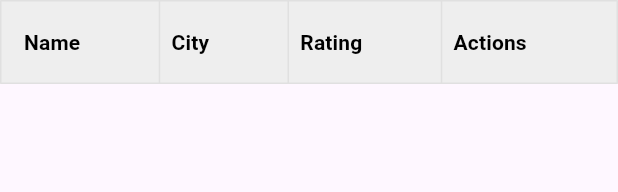
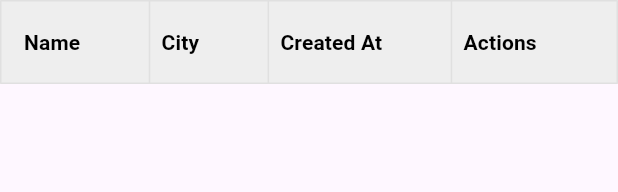
Before and after one commit to Elmosius/Kenyangin-Aja, a Flutter app: the FoodListTable widget shown alone on an empty page, opened directly with empty values, on a phone screen of 412 x 824 dp. Shown: the top 192 px of the screen. Run offline on Flutter 3.47's test engine with Material 3 defaults, Android fonts, the phone set to English and light mode, and no system bars; our stand-ins replace dio, flutter_riverpod, go_router, google_fonts, material_design_icons_flutter, shared_preferences; accounts and stored records are empty; network calls fail.

Commit message:
Update food_table.dart

```diff
--- a/main/lib/core/widgets/food_table.dart
+++ b/main/lib/core/widgets/food_table.dart
@@ -1,5 +1,6 @@
 import 'package:flutter/material.dart';
 import 'package:google_fonts/google_fonts.dart';
+import 'package:intl/intl.dart';
 import 'package:main/core/widgets/food_actions.dart';
 import 'package:main/core/widgets/food_cell.dart';
 
@@ -22,10 +23,10 @@ class FoodListTable extends StatelessWidget {
                 minWidth: constraints.maxWidth,
               ),
               child: DataTable(
-                headingRowColor:
-                    WidgetStateColor.resolveWith((states) => Colors.grey[200]!),
-                dataRowColor: WidgetStateColor.resolveWith((states) =>
-                    states.contains(WidgetState.selected)
+                headingRowColor: MaterialStateColor.resolveWith(
+                    (states) => Colors.grey[200]!),
+                dataRowColor: MaterialStateColor.resolveWith((states) =>
+                    states.contains(MaterialState.selected)
                         ? Colors.grey[300]!
                         : Colors.white),
                 columnSpacing: 16,
@@ -57,7 +58,7 @@ class FoodListTable extends StatelessWidget {
                   ),
                   DataColumn(
                     label: Text(
-                      'Rating',
+                      'Created At',
                       style: GoogleFonts.roboto(
                         fontSize: 14,
                         fontWeight: FontWeight.bold,
@@ -82,8 +83,10 @@ class FoodListTable extends StatelessWidget {
                   final location =
                       food.locations.isNotEmpty ? food.locations.first : null;
 
+                  final String formattedDate = _formatDate(food.createdAt);
+
                   return DataRow(
-                    color: WidgetStateColor.resolveWith((states) =>
+                    color: MaterialStateColor.resolveWith((states) =>
                         index.isEven ? Colors.grey[50]! : Colors.white),
                     cells: [
                       DataCell(FoodDataCell(
@@ -97,8 +100,8 @@ class FoodListTable extends StatelessWidget {
                         maxLines: 2,
                       )),
                       DataCell(FoodDataCell(
-                        content: food.rating.toStringAsFixed(1),
-                        width: 50,
+                        content: formattedDate,
+                        width: 150,
                         maxLines: 1,
                       )),
                       DataCell(FoodActionButtons(foodId: food.id)),
@@ -112,4 +115,17 @@ class FoodListTable extends StatelessWidget {
       },
     );
   }
+
+  String _formatDate(dynamic createdAt) {
+    try {
+      // Check if the `createdAt` is already a DateTime or a String
+      final date = createdAt is DateTime
+          ? createdAt
+          : DateTime.parse(createdAt as String);
+      final formatter = DateFormat('dd-MM-yyyy HH:mm:ss');
+      return formatter.format(date);
+    } catch (e) {
+      return "Invalid Date";
+    }
+  }
 }
```
